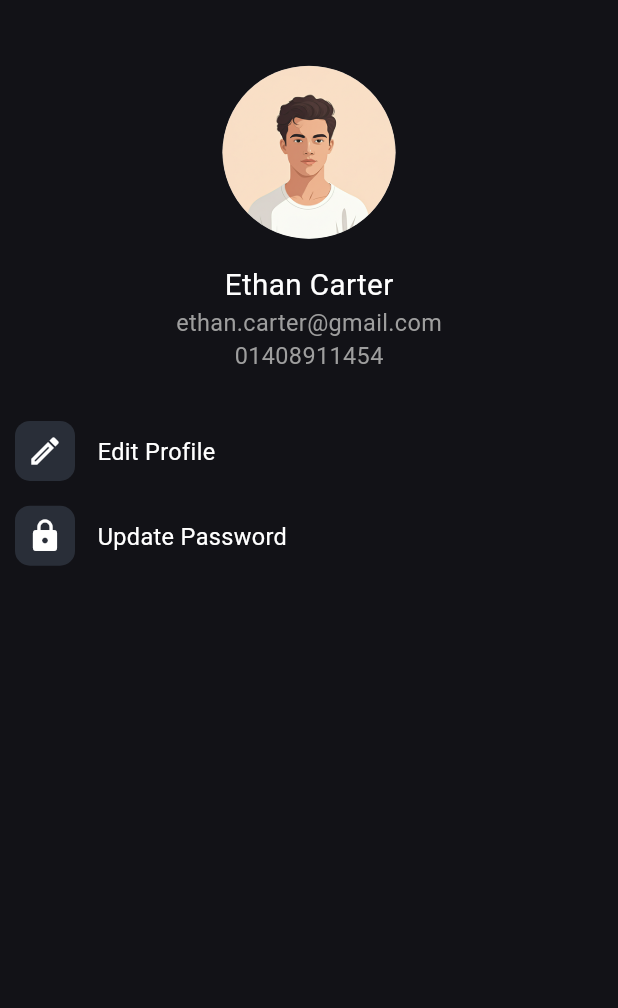
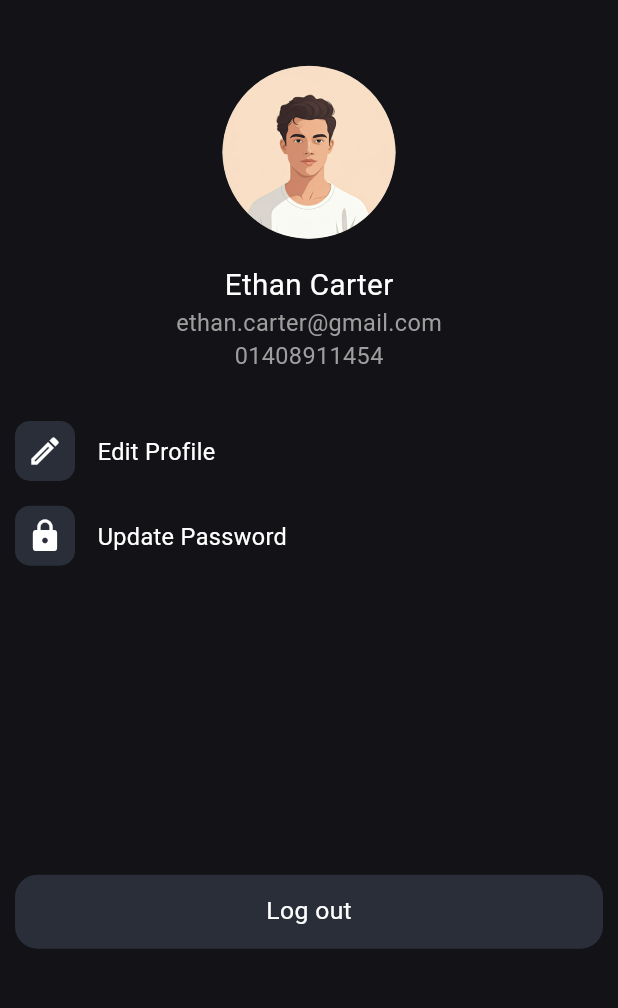
Before and after one commit to samiul-basir-46/blog_nest, a Flutter app: the ProfileScreen screen opened directly, on a phone screen of 412 x 824 dp, the part 58-1066 px from its top. Run offline on Flutter 3.47's test engine with Material 3 defaults, Android fonts, the phone set to English and light mode, and no system bars; our stand-ins replace device_preview, flutter_screenutil, get_storage; accounts and stored records are empty.

```diff
--- a/lib/helper/routes.dart
+++ b/lib/helper/routes.dart
@@ -7,6 +7,8 @@ import 'package:blog_app/screen/onboardScreen/onboard.dart';
 import 'package:blog_app/screen/signUpScreen/sign_up_screen.dart';
 import 'package:flutter/cupertino.dart';
 
+import '../screen/splashScreen/splash_screen.dart';
+
 class AppRoute {
   static const String onboard = '/';
   static const String login = '/login';
@@ -15,15 +17,17 @@ class AppRoute {
   static const String blogDetails = '/blogDetails';
   static const String updatePassword = '/updatePassword';
   static const String editProfile = '/editProfile';
+  static const String splash = '/splash';
 
   static Map<String, WidgetBuilder> routes = {
-    onboard : (context) => const SplashScreen(),
+    onboard : (context) => const OnboardScreen(),
     login : (context) => const LoginScreen(),
     signUp : (context) => const SignUpScreen(),
     navView : (context) => NavBarView(),
     blogDetails : (context) => BlogDetails(),
     updatePassword : (context) => UpdatePasswordScreen(),
     editProfile : (context) => EditProfileScreen(),
+    splash : (context) => SplashScreen(),
   };
 
 }
--- a/lib/screen/navBarScreen/profileScreen/profile_screen.dart
+++ b/lib/screen/navBarScreen/profileScreen/profile_screen.dart
@@ -1,4 +1,5 @@
 import 'package:blog_app/helper/routes.dart';
+import 'package:blog_app/widget/custom_button.dart';
 import 'package:flutter/material.dart';
 
 import '../../../utils/colors.dart';
@@ -158,6 +159,18 @@ class ProfileScreen extends StatelessWidget {
                       ],
                     ),
                   ),
+                  SizedBox(
+                    height: isLandscape
+                        ? size.height * 0.07
+                        : size.height * 0.25,
+                  ),
+                  CustomButton(
+                    title: "Log out",
+                    color: AppColors.textFieldColor,
+                    onTap: () {
+                      Navigator.pushNamed(context, AppRoute.login);
+                    },
+                  ),
                 ],
               ),
             ),
--- a/lib/widget/custom_button.dart
+++ b/lib/widget/custom_button.dart
@@ -6,8 +6,9 @@ class CustomButton extends StatelessWidget {
   final void Function()? onTap;
   final String title;
   final String? font;
+  final Color? color;
 
-  const CustomButton({super.key, this.onTap, required this.title, this.font});
+  const CustomButton({super.key, this.onTap, required this.title, this.font, this.color});
 
   @override
   Widget build(BuildContext context) {
@@ -21,7 +22,7 @@ class CustomButton extends StatelessWidget {
         height: isLandscape ? size.width * 0.06 : size.height * 0.06,
         width: isLandscape ? size.width * 0.6 : double.infinity,
         decoration: BoxDecoration(
-          color: AppColors.buttonColor,
+          color: color ?? AppColors.buttonColor,
           borderRadius: BorderRadius.circular(15),
         ),
         child: Center(
--- a/pubspec.yaml
+++ b/pubspec.yaml
@@ -36,6 +36,8 @@ dependencies:
   cupertino_icons: ^1.0.8
   flutter_screenutil: ^5.9.3
   device_preview:
+  get_storage:
+  provider:
 
 dev_dependencies:
   flutter_test:
```
Also changed, not shown: lib/main.dart (+14 -4 lines), lib/provider/onboard_provider.dart (added, +17 -0 lines), lib/screen/navBarScreen/blogScreen/blog_screen.dart (+9 -0 lines), lib/screen/navBarScreen/bookmarkScreen/bookmark_screen.dart (+12 -0 lines), lib/screen/onboardScreen/onboard.dart (+15 -3 lines), lib/screen/splashScreen/splash_screen.dart (added, +36 -0 lines), pubspec.lock, 1 other file.
